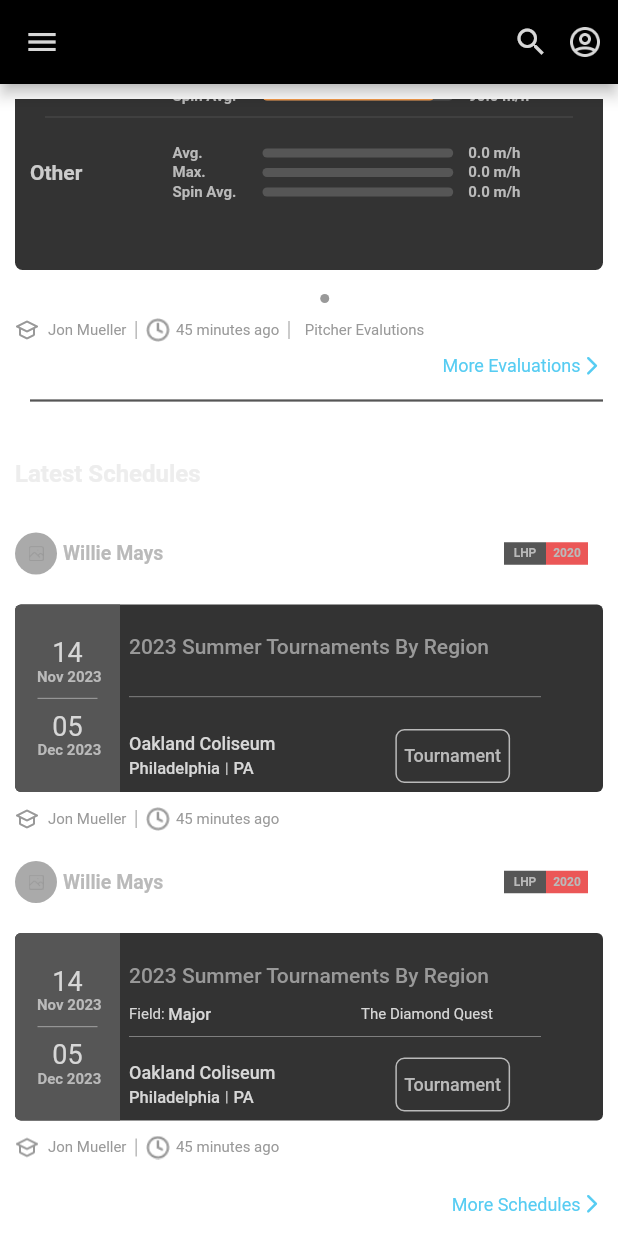
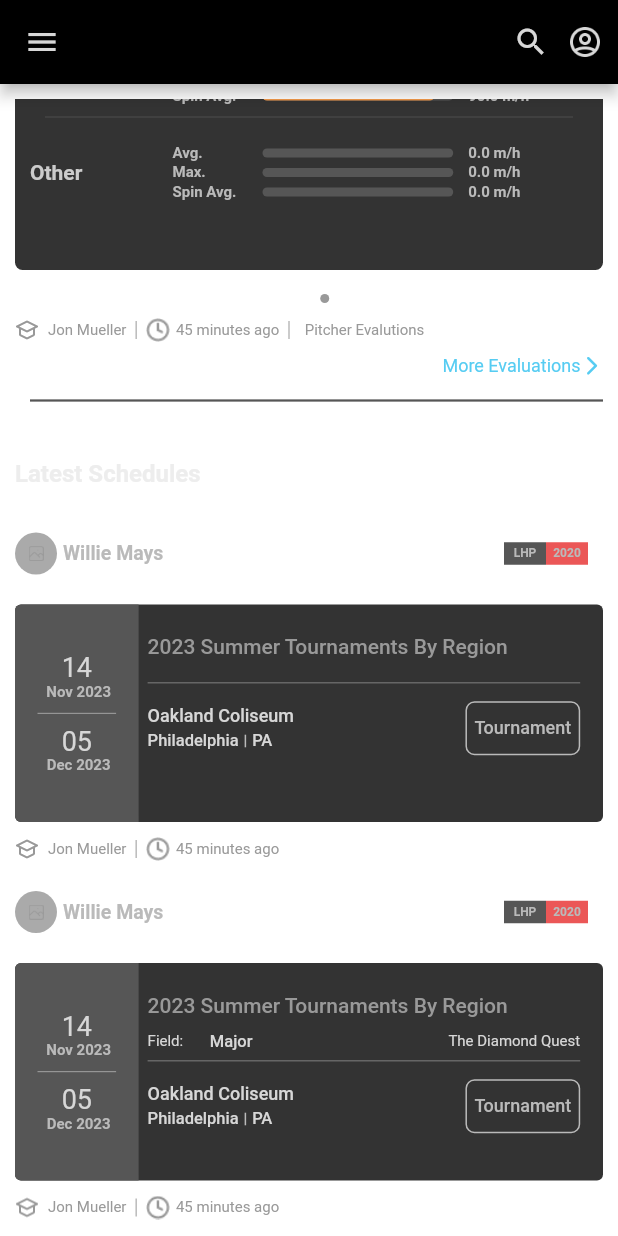
Before and after one commit to bhavika2703/demodashboardproject, a Flutter app: the screen it shows after launch, scrolled down 2304 dp, on a phone screen of 412 x 824 dp. Run offline on Flutter 3.47's test engine with Material 2 defaults, Android fonts, the phone set to English and light mode, and no system bars; drawn by our look-alikes of page_indicator, percent_indicator; our stand-ins replace get.

Commit message:
size related changes.

```diff
--- a/lib/pages/dash_board_screen.dart
+++ b/lib/pages/dash_board_screen.dart
@@ -1640,13 +1640,13 @@ class _DashBoardPageState extends State<DashBoardPage> {
 
   schedulesView() {
     return SizedBox(
-      height: 480,
+      height: 500,
       child: Column(
         mainAxisSize: MainAxisSize.min,
         crossAxisAlignment: CrossAxisAlignment.end,
         children: [
           SizedBox(
-            height: 460,
+            height: 482,
             child: ListView.builder(
               itemCount: latestScheduleDataList.length,
               physics: const NeverScrollableScrollPhysics(),
@@ -1669,7 +1669,7 @@ class _DashBoardPageState extends State<DashBoardPage> {
                       ],
                     ),
                     Container(
-                      height: 125,
+                      height: 145,
                       margin: const EdgeInsets.only(
                           bottom: Dimensions.PADDING_SIZE_SMALL,
                           top: Dimensions.PADDING_SIZE_SMALL,
@@ -1681,7 +1681,7 @@ class _DashBoardPageState extends State<DashBoardPage> {
                       child: Row(
                         children: [
                           Container(
-                            width: 70,
+                            width: MediaQuery.of(context).size.width * 0.20,
                             decoration: const BoxDecoration(
                               borderRadius: BorderRadius.only(
                                   topLeft: Radius.circular(4),
@@ -1729,9 +1729,10 @@ class _DashBoardPageState extends State<DashBoardPage> {
                               left: Dimensions.PADDING_SIZE_EXTRA_SMALL,
                               right: Dimensions.PADDING_SIZE_EXTRA_SMALL,
                             ),
+                            child: SizedBox(
+                             width: MediaQuery.of(context).size.width * 0.70,
                               child: Column(
                                 crossAxisAlignment: CrossAxisAlignment.start,
-                              mainAxisAlignment: MainAxisAlignment.spaceBetween,
                                 children: [
                                   Container(
                                     padding: const EdgeInsets.only(
@@ -1771,10 +1772,9 @@ class _DashBoardPageState extends State<DashBoardPage> {
                                           bottom: Dimensions
                                               .PADDING_SIZE_EXTRA_SMALL),
                                       color: AppColor.greyDescription,
-                                    width:
-                                        MediaQuery.of(context).size.width / 1.5,
                                       height: 0.5),
                                   Row(
+                                    mainAxisAlignment: MainAxisAlignment.spaceBetween,
                                     children: [
                                       Column(
                                         crossAxisAlignment:
@@ -1810,9 +1810,7 @@ class _DashBoardPageState extends State<DashBoardPage> {
                                           ),
                                         ],
                                       ),
-                                    const SizedBox(
-                                      width: 80,
-                                    ),
+
                                       TextButton(
                                           child: Text(latestScheduleData.type!,
                                               style:
@@ -1837,6 +1835,7 @@ class _DashBoardPageState extends State<DashBoardPage> {
                                 ],
                               ),
                             ),
+                          ),
                         ],
                       ),
                     ),
@@ -1920,7 +1919,7 @@ class _DashBoardPageState extends State<DashBoardPage> {
                       child: Row(
                         children: [
                           Container(
-                            width: 70,
+                            width: MediaQuery.of(context).size.width * 0.20,
                             decoration: const BoxDecoration(
                               borderRadius: BorderRadius.only(
                                   topLeft: Radius.circular(4),
@@ -1990,7 +1989,7 @@ class _DashBoardPageState extends State<DashBoardPage> {
                                     width:
                                     MediaQuery.of(context).size.width / 1.4,
                                     height: 0.5),
-                                Container(
+                                SizedBox(
                                   height: 50,
                                   width: 280,
                                   child: Text(latestVisitData.gameSubtitle!,
```
Lines whose indentation alone changed are shown as unchanged.
